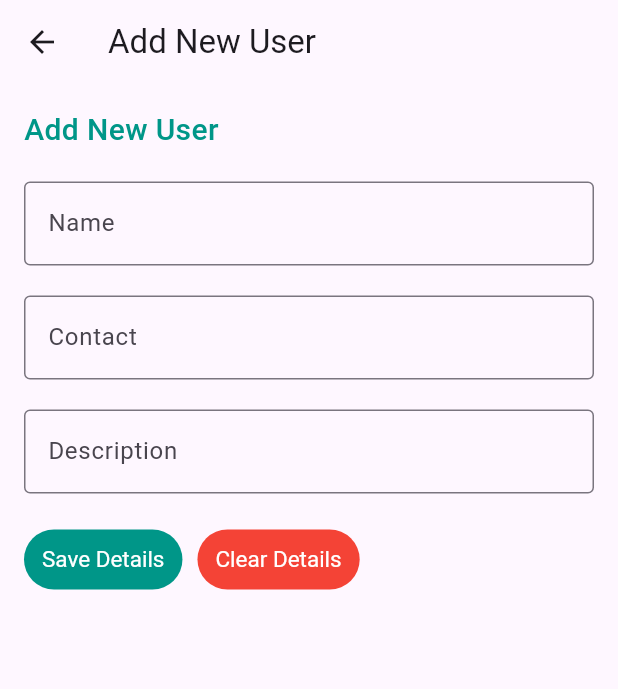
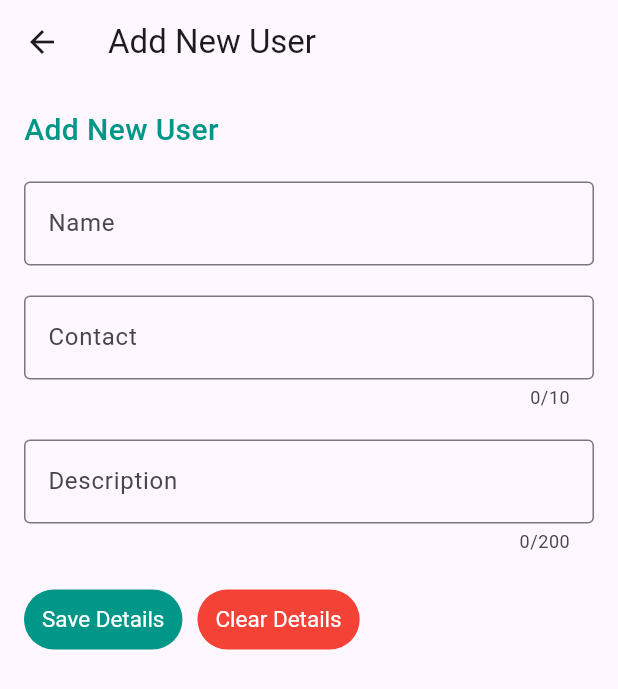
Before and after one commit to Richiee3030/CRUD_operation, a Flutter app: the screen it shows after launch, after a tap on the "add" icon, on a phone screen of 412 x 824 dp. Shown: the top 689 px of the screen. Run offline on Flutter 3.47's test engine with Material 3 defaults, Android fonts, the phone set to English and light mode, and no system bars; our stand-ins replace sqflite; accounts and stored records are empty.

Commit message:
design changes

```diff
--- a/lib/main.dart
+++ b/lib/main.dart
@@ -58,13 +58,12 @@ class _MyHomePageState extends State<MyHomePage> {
   void initState() {
     getAllUserDetails();
     super.initState();
-
   }
 
   _showSuccessSnackBar(String message) {
     ScaffoldMessenger.of(context).showSnackBar(
       SnackBar(
-        content: Text(message,style: const TextStyle(color: Colors.white)),
+        content: Text(message, style: const TextStyle(color: Colors.white)),
       ),
     );
   }
@@ -80,28 +79,23 @@ class _MyHomePageState extends State<MyHomePage> {
             ),
             actions: [
               TextButton(
-                  style: TextButton.styleFrom(
-                      backgroundColor: Colors.red),
-                  onPressed: ()  {
-                    var result= _userService.deleteUser(userId);
+                  style: TextButton.styleFrom(backgroundColor: Colors.red),
+                  onPressed: () {
+                    var result = _userService.deleteUser(userId);
 
                     if (result != null) {
                       Navigator.pop(context);
                       // getAllUserDetails();
-                      _showSuccessSnackBar(
-                          'User Detail Deleted Success' );
+                      _showSuccessSnackBar('User Detail Deleted Success');
                     }
                   },
                   child: const Text('Delete', style: TextStyle(color: Colors.white))),
               TextButton(
-                  style: TextButton.styleFrom(
-                      backgroundColor: Colors.teal),
+                  style: TextButton.styleFrom(backgroundColor: Colors.teal),
                   onPressed: () {
                     Navigator.pop(context);
-
-
                   },
-                  child: const Text('Close',style: TextStyle(color: Colors.white)))
+                  child: const Text('Close', style: TextStyle(color: Colors.white)))
             ],
           );
         });
@@ -115,13 +109,13 @@ class _MyHomePageState extends State<MyHomePage> {
       ),
       body: FutureBuilder(
         future: getAllUserDetails(),
-        builder: (context,state) {
+        builder: (context, state) {
           return RefreshIndicator(
-
             onRefresh: () {
               return getAllUserDetails();
             },
-            child: ListView.builder(
+            child: ListView.separated(
+              padding: const EdgeInsets.all(20),
               itemCount: _userList.length,
               itemBuilder: (context, index) {
                 return Card(
@@ -141,7 +135,6 @@ class _MyHomePageState extends State<MyHomePage> {
                       mainAxisSize: MainAxisSize.min,
                       children: [
                         IconButton(
-
                             onPressed: () {
                               Navigator.push(
                                   context,
@@ -151,8 +144,7 @@ class _MyHomePageState extends State<MyHomePage> {
                                           ))).then((data) {
                                 if (data != null) {
                                   // getAllUserDetails();
-                                    _showSuccessSnackBar(
-                                        'User Detail Updated Success');
+                                  _showSuccessSnackBar('User Detail Updated Success');
                                 }
                               });
                             },
@@ -172,15 +164,19 @@ class _MyHomePageState extends State<MyHomePage> {
                     ),
                   ),
                 );
-                }),
+              },
+              separatorBuilder: (BuildContext context, int index) {
+                return const SizedBox(
+                  height: 10,
+                );
+              },
+            ),
           );
         },
       ),
       floatingActionButton: FloatingActionButton(
-        onPressed: ()  {
-          Navigator.push(context,
-              MaterialPageRoute(builder: (context) => const AddUser()))
-              .then((data) {
+        onPressed: () {
+          Navigator.push(context, MaterialPageRoute(builder: (context) => const AddUser())).then((data) {
             if (data != null) {
               getAllUserDetails();
               _showSuccessSnackBar('User Detail Added Success');
--- a/lib/screens/addUser.dart
+++ b/lib/screens/addUser.dart
@@ -17,9 +17,8 @@ class _AddUserState extends State<AddUser> {
   bool _validateName = false;
   bool _validateContact = false;
   bool _validateDescription = false;
-  var _userService = UserService();
+  final _userService = UserService();
   late List<User> _userList = <User>[];
-
 
   @override
   Widget build(BuildContext context) {
@@ -42,6 +41,7 @@ class _AddUserState extends State<AddUser> {
               ),
               TextField(
                   controller: _userNameController,
+                  textCapitalization: TextCapitalization.words,
                   decoration: InputDecoration(
                     border: const OutlineInputBorder(),
                     hintText: 'Enter Name',
@@ -53,6 +53,8 @@ class _AddUserState extends State<AddUser> {
               ),
               TextField(
                   controller: _userContactController,
+                  keyboardType: TextInputType.number,
+                  maxLength: 10,
                   decoration: InputDecoration(
                     border: const OutlineInputBorder(),
                     hintText: 'Enter Contact',
@@ -64,6 +66,8 @@ class _AddUserState extends State<AddUser> {
               ),
               TextField(
                   controller: _userDescriptionController,
+                  textCapitalization: TextCapitalization.words,
+                  maxLength: 200,
                   decoration: InputDecoration(
                     border: const OutlineInputBorder(),
                     hintText: 'Enter Description',
@@ -84,17 +88,15 @@ class _AddUserState extends State<AddUser> {
                           _userDescriptionController.text.isEmpty ? _validateDescription = true : _validateDescription = false;
                         });
                         if (_validateName == false && _validateContact == false && _validateDescription == false) {
-                          // print("Good Data Can Save");
                           _userList = <User>[];
-                          var _user = User();
-                          _user.name = _userNameController.text;
-                          _user.contact = _userContactController.text;
-                          _user.description = _userDescriptionController.text;
-                          var result = await _userService.SaveUser(_user);
-                          _userList.add(_user);
+                          var user = User();
+                          user.name = _userNameController.text;
+                          user.contact = _userContactController.text;
+                          user.description = _userDescriptionController.text;
+                          var result = await _userService.SaveUser(user);
+                          _userList.add(user);
                           Navigator.pop(context, result);
                         }
-
                       },
                       child: const Text(
                         'Save Details',
```
Lines whose indentation alone changed are shown as unchanged.
